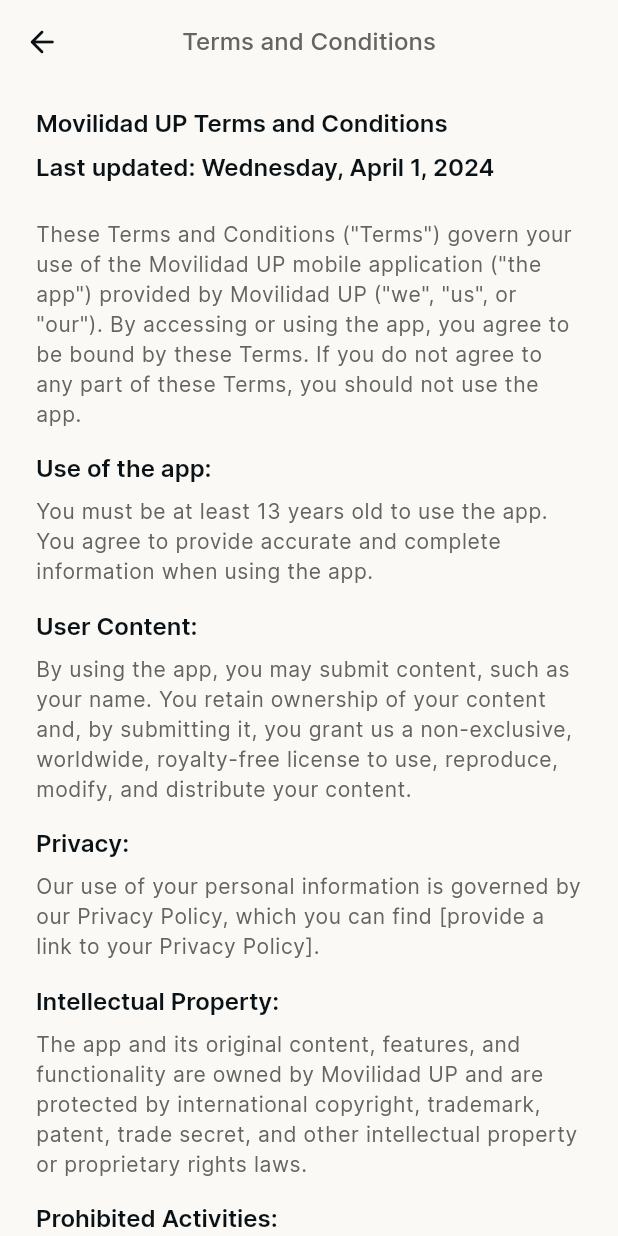
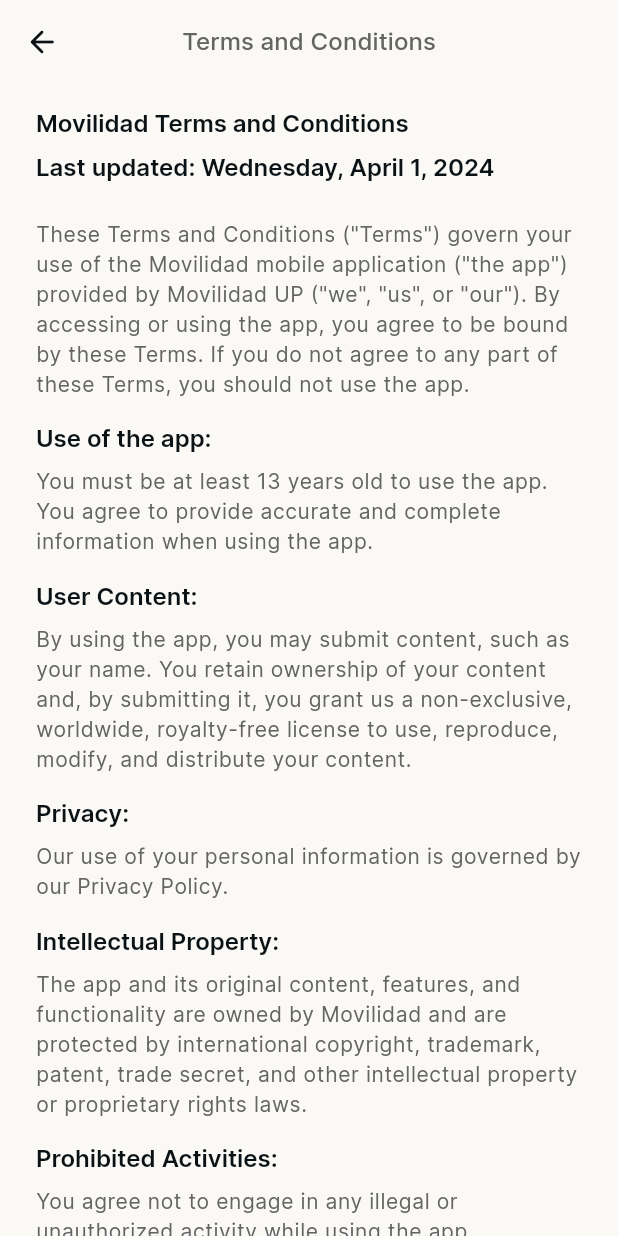
Before and after one commit to movilidad-up/simup-up-app, a Flutter app: the TermsView screen opened directly, on a phone screen of 412 x 824 dp. Run offline on Flutter 3.47's test engine with Material 3 defaults, Android fonts, the phone set to English and light mode, and no system bars; our stand-ins replace flutter_local_notifications, flutter_styled_toast, flutter_svg, flutter_timezone, marquee, rx_shared_preferences and 6 more; missing offline and left inert: cron, zoom_widget; accounts and stored records are empty; generated files the repository leaves out were written again.

Commit message:
MVP-019 - Solves release issues and naming.

```diff
--- a/lib/l10n/app_en.arb
+++ b/lib/l10n/app_en.arb
@@ -85,7 +85,7 @@
   "notificationsSection": "Notifications",
   "taskReminderLabel": "Task Reminder",
   "taskReminderDescription": "Notify me when I have pending tasks.",
-  "aboutSection": "About Movilidad UP",
+  "aboutSection": "About Movilidad",
   "versionLabel": "Version",
   "versionDescription": "1.0.0 - Villa",
   "termsLabel": "Terms and Conditions",
@@ -93,18 +93,18 @@
   "privacyPolicyLabel": "Privacy Policy",
   "privacyPolicyDescription": "How we take care of your data.",
   "otherSection": "Other",
-  "termsAndConditionsTitle": "Movilidad UP Terms and Conditions",
+  "termsAndConditionsTitle": "Movilidad Terms and Conditions",
   "lastUpdatedLabel": "Last updated: Wednesday, April 1, 2024",
-  "termsText": "These Terms and Conditions (\"Terms\") govern your use of the Movilidad UP mobile application (\"the app\") provided by Movilidad UP (\"we\", \"us\", or \"our\"). By accessing or using the app, you agree to be bound by these Terms. If you do not agree to any part of these Terms, you should not use the app.",
+  "termsText": "These Terms and Conditions (\"Terms\") govern your use of the Movilidad mobile application (\"the app\") provided by Movilidad UP (\"we\", \"us\", or \"our\"). By accessing or using the app, you agree to be bound by these Terms. If you do not agree to any part of these Terms, you should not use the app.",
   "useOfAppLabel": "Use of the app:",
   "useText1": "You must be at least 13 years old to use the app.",
   "useText2": "You agree to provide accurate and complete information when using the app.",
   "userContentLabel": "User Content:",
   "userContentText": "By using the app, you may submit content, such as your name. You retain ownership of your content and, by submitting it, you grant us a non-exclusive, worldwide, royalty-free license to use, reproduce, modify, and distribute your content.",
   "privacyLabel": "Privacy:",
-  "privacyText": "Our use of your personal information is governed by our Privacy Policy, which you can find [provide a link to your Privacy Policy].",
+  "privacyText": "Our use of your personal information is governed by our Privacy Policy.",
   "intellectualPropertyLabel": "Intellectual Property:",
-  "intellectualPropertyText": "The app and its original content, features, and functionality are owned by Movilidad UP and are protected by international copyright, trademark, patent, trade secret, and other intellectual property or proprietary rights laws.",
+  "intellectualPropertyText": "The app and its original content, features, and functionality are owned by Movilidad and are protected by international copyright, trademark, patent, trade secret, and other intellectual property or proprietary rights laws.",
   "prohibitedActivitiesLabel": "Prohibited Activities:",
   "prohibitedText1": "You agree not to engage in any illegal or unauthorized activity while using the app.",
   "prohibitedText2": "You must not attempt to gain unauthorized access to any part of the app or any related systems or networks.",
@@ -118,8 +118,8 @@
   "governingLawText": "These Terms are governed by and construed in accordance with the laws of Colombia, without regard to its conflict of law principles.",
   "contactUsLabel": "Contact Us:",
   "contactEmail": "thisisjoeltorres@gmail.com",
-  "privacyPolicyTitle": "Privacy Policy for Movilidad UP",
-  "privacyPolicyText": "Movilidad UP (\"we,\" \"us,\" or \"our\") respects the privacy of its users. This Privacy Policy explains how we collect, use, and disclose personal information when you use our mobile application, Movilidad UP (the \"App\").",
+  "privacyPolicyTitle": "Privacy Policy for Movilidad",
+  "privacyPolicyText": "Movilidad (\"we,\" \"us,\" or \"our\") respects the privacy of its users. This Privacy Policy explains how we collect, use, and disclose personal information when you use our mobile application, Movilidad UP (the \"App\").",
   "informationWeCollectLabel": "Information We Collect:",
   "informationWeCollectText": "Name and Area of Residence: Optionally, users may provide their name or nickname, as well as their area of residence at the time of registration, in order to personalize their experience within the app.",
   "howWeUseYourInformationLabel": "How We Use Your Information:",
@@ -131,7 +131,7 @@
   "securityLabel": "Security:",
   "securityText": "We take reasonable measures to protect the information collected within the App. However, no method of electronic transmission or storage is completely secure, and we cannot guarantee absolute security.",
   "childrensPrivacyLabel": "Children's Privacy:",
-  "childrensPrivacyText": "Movilidad UP is not directed at persons under 13 years of age. We do not knowingly collect personal information from children under 13. If you become aware that your child has provided us with personal information without your consent, please contact us and we will take steps to delete such information.",
+  "childrensPrivacyText": "Movilidad is not directed at persons under 13 years of age. We do not knowingly collect personal information from children under 13. If you become aware that your child has provided us with personal information without your consent, please contact us and we will take steps to delete such information.",
   "changesToPrivacyPolicyLabel": "Changes to this Privacy Policy:",
   "changesToPrivacyPolicyText": "We may update our Privacy Policy from time to time. Users will be notified of any significant changes through a notification in the App.",
   "contactUsText": "If you have any questions or concerns about this Privacy Policy, please contact us at thisisjoeltorres@gmail.com.",
@@ -224,7 +224,7 @@
   "sanMateoInfo": "Strategically located near the Éxito supermarket, this station is a central hub for students, connecting them with the bustling commercial district of San Luis and its surroundings.",
   "toyotaInfo": "This essential access point connects students with the Toyota Distributor and its surroundings, surrounded by various neighborhoods such as Loma Linda, Villa Hermosa, and San José.",
   "lomitasInfo": "Provides access to vital public transportation connections and encompasses various neighborhoods, such as Villa del Rosario, San Antonio, La Primavera, among others.",
-  "villaInfo": "Villa del Rosario campus of the University of Pamplona, home to the faculties of Engineering and Architecture, Economics, Physical Education, and Geology.",
+  "villaInfo": "Villa del Rosario campus of the University, home to the faculties of Engineering and Architecture, Economics, Physical Education, and Geology.",
   "iglesiaInfo": "The Spirit Santo Church is an important landmark in Guaimaral. Strategically located in the heart of the neighborhood, the church serves not only as a place of worship but also as a community center where residents gather for religious and social events. Its proximity to public transportation routes makes it a convenient starting point for students looking to explore the city.",
-  "saludInfo": "The Faculty of Health of the University of Pamplona is a leading educational center in Guaimaral, Cúcuta. Located in a vibrant and dynamic environment, the faculty offers high-quality academic programs and promotes research in the field of health for the benefit of the community. Its easy access to public transportation routes makes it an accessible location for students looking to expand their knowledge in the health field."
+  "saludInfo": "The Faculty of Health of the University is a leading educational center in Guaimaral, Cúcuta. Located in a vibrant and dynamic environment, the faculty offers high-quality academic programs and promotes research in the field of health for the benefit of the community. Its easy access to public transportation routes makes it an accessible location for students looking to expand their knowledge in the health field."
 }
--- a/lib/main.dart
+++ b/lib/main.dart
@@ -56,7 +56,7 @@ class _MyAppState extends State<MyApp> with WidgetsBindingObserver {
   @override
   Widget build(BuildContext context) {
     return MaterialApp(
-      title: 'Movilidad UP',
+      title: 'Movilidad',
       debugShowCheckedModeBanner: false,
       theme: AppThemes.defaultLight,
       darkTheme: AppThemes.defaultDark,
--- a/lib/views/notifications_view.dart
+++ b/lib/views/notifications_view.dart
@@ -8,6 +8,8 @@ import 'package:simup_up/views/utils/add_notification_view.dart';
 import 'package:simup_up/views/utils/custom-page-router.dart';
 import 'package:simup_up/views/utils/database_manager.dart';
 import 'package:skeletonizer/skeletonizer.dart';
+
+import 'components/empty-notifications.dart';
 
 class NotificationsView extends StatefulWidget {
   const NotificationsView({super.key});
@@ -207,7 +209,9 @@ class _NotificationsViewState extends State<NotificationsView> {
                 ],
               ),
             ),
-            AnimatedSwitcher(
+            reminders.isEmpty
+                ? const EmptyNotifications()
+                : AnimatedSwitcher(
               duration: const Duration(milliseconds: 300),
               child: renderReminders(),
             ),
```
Also changed, not shown: lib/l10n/app_es.arb (+10 -10 lines), pubspec.yaml (+17 -18 lines), 6 other files.
